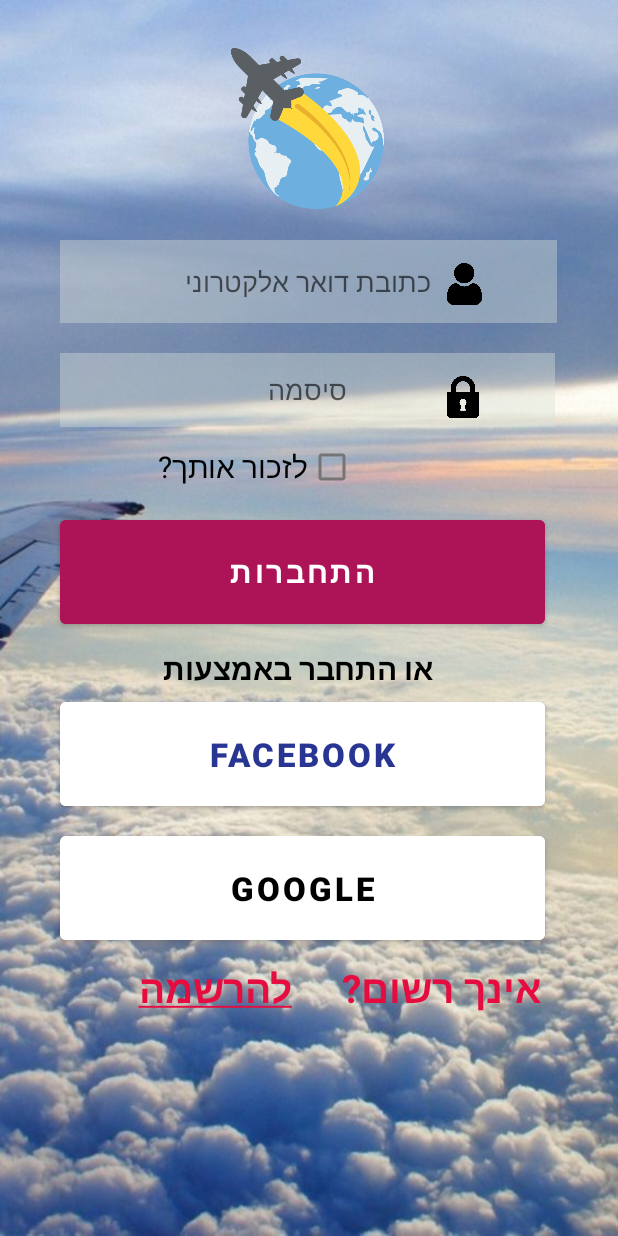
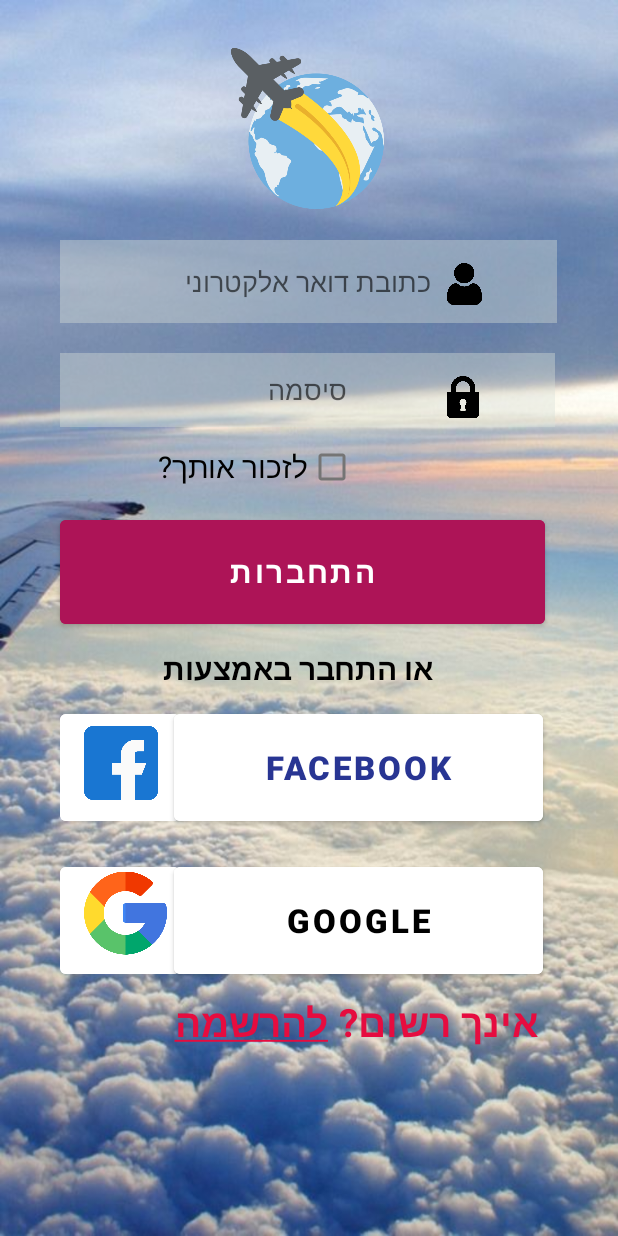
Before and after one commit to Itaysim7/Tripit-App, an Android app: the screen it shows after launch (userActivity), after a tap on "משתמש", on a phone screen of 412 x 824 dp. Run offline under Robolectric (Android 15) with nearby library versions, the phone set to English and light mode, and no system bars; our stand-ins replace Firebase (no records; nobody signed in at launch, a user with empty details on screens opened directly); libraries missing offline, so code that uses them is left out: com.facebook, com.facebook.login; 5 statements that could not run were skipped.

Commit message:
change in modelpost

```diff
--- a/app/src/main/java/com/example/myapplication/AdminHomeActivity.java
+++ b/app/src/main/java/com/example/myapplication/AdminHomeActivity.java
@@ -85,8 +85,8 @@ public class AdminHomeActivity extends AppCompatActivity implements View.OnClick
                 holder.list_departure_date.setText("תאריך יציאה: "+model.getDeparture_date());
                 holder.list_return_date.setText("תאריך חזרה: "+model.getReturn_date());
                 holder.list_destination.setText("יעד: "+model.getDestination());
-                holder.list_age.setText("גיל: "+model.getAge());
-                holder.list_gender.setText("מין: "+model.getGender());
+                holder.list_age.setText("גיל השותף: "+model.getAge());
+                holder.list_gender.setText("מין השותף: "+model.getGender());
                 holder.list_description.setText("תיאור: "+model.getDescription());
                 holder.list_type.setText("מטרות הטיול: "+model.getType_trip());
             }
--- a/app/src/main/java/com/example/myapplication/ApprovePostsActivity.java
+++ b/app/src/main/java/com/example/myapplication/ApprovePostsActivity.java
@@ -98,7 +98,7 @@ public class ApprovePostsActivity extends AppCompatActivity {
                 holder.yes_txt.setOnClickListener(new View.OnClickListener() {
                     @Override
                     public void onClick(View v) {
-                        model.setApproved(1);
+                        model.setApproval(1);
                         db.collection("Posts").document(model.getId()).set(model);
                     }
                 });
--- a/app/src/main/java/com/example/myapplication/homePage.java
+++ b/app/src/main/java/com/example/myapplication/homePage.java
@@ -177,7 +177,6 @@ public class homePage extends AppCompatActivity {
             finish();
             Intent intent = new Intent(getApplicationContext(), welcomeActivity.class);
             startActivity(intent);
-
         }
         return super.onOptionsItemSelected(item);
     }
--- a/app/src/main/res/layout/activity_user.xml
+++ b/app/src/main/res/layout/activity_user.xml
@@ -67,7 +67,7 @@
         android:id="@+id/register"
         android:layout_width="wrap_content"
         android:layout_height="wrap_content"
-        android:layout_marginStart="52dp"
+        android:layout_marginStart="0dp"
         android:layout_marginTop="8dp"
         android:text="@string/action_register"
         android:textColor="#E60C3F"
@@ -80,7 +80,7 @@
         android:id="@+id/notRegister"
         android:layout_width="wrap_content"
         android:layout_height="wrap_content"
-        android:layout_marginStart="188dp"
+        android:layout_marginStart="110dp"
         android:layout_marginTop="8dp"
         android:text="@string/not_register"
         android:textColor="#E60C3F"
@@ -104,12 +104,13 @@
         app:layout_constraintStart_toStartOf="@+id/password"
         app:layout_constraintTop_toBottomOf="@+id/password" />
     <!--Button for facebook-->
+    <!--Button for google-->
     <Button
         android:id="@+id/buttonForFacebook"
-        android:layout_width="323dp"
-        android:layout_height="81dp"
-        android:layout_marginStart="0dp"
-        android:layout_marginTop="40dp"
+        android:layout_width="246dp"
+        android:layout_height="83dp"
+        android:layout_marginStart="76dp"
+        android:layout_marginTop="48dp"
         android:backgroundTint="@color/white"
         android:text="@string/facebook"
         android:textColor="#283593"
@@ -117,20 +118,44 @@
         android:textStyle="bold"
         app:layout_constraintStart_toStartOf="@+id/login"
         app:layout_constraintTop_toBottomOf="@+id/login" />
-    <!--Button for google-->
+    <Button
+        android:id="@+id/white_btn_for_facebook"
+        android:layout_width="80dp"
+        android:layout_height="83dp"
+        android:backgroundTint="@color/white"
+        android:layout_marginTop="48dp"
+        android:enabled="false"
+        tools:layout_editor_absoluteX="29dp"
+        tools:layout_editor_absoluteY="458dp"
+        app:layout_constraintStart_toStartOf="@+id/login"
+        app:layout_constraintTop_toBottomOf="@+id/login"/>
+
     <Button
         android:id="@+id/buttonForGoogle"
-        android:layout_width="323dp"
-        android:layout_height="81dp"
-        android:layout_marginTop="8dp"
+        android:layout_width="246dp"
+        android:layout_height="83dp"
+        android:layout_marginStart="76dp"
+        android:layout_marginTop="150dp"
         android:backgroundTint="@color/white"
         android:enabled="true"
         android:text="@string/Google"
         android:textColor="@color/black"
         android:textSize="22dp"
         android:textStyle="bold"
-        app:layout_constraintStart_toStartOf="@+id/buttonForFacebook"
-        app:layout_constraintTop_toBottomOf="@+id/buttonForFacebook" />
+        app:layout_constraintStart_toStartOf="@+id/login"
+        app:layout_constraintTop_toBottomOf="@+id/login" />
+
+    <Button
+        android:id="@+id/white_btn_for_google"
+        android:layout_width="80dp"
+        android:layout_height="83dp"
+        android:backgroundTint="@color/white"
+        android:layout_marginTop="150dp"
+        android:enabled="false"
+        tools:layout_editor_absoluteX="29dp"
+        tools:layout_editor_absoluteY="458dp"
+        app:layout_constraintStart_toStartOf="@+id/white_btn_for_facebook"
+        app:layout_constraintTop_toBottomOf="@+id/login"/>
 
     <CheckBox
         android:id="@+id/checkBox"
@@ -175,24 +200,26 @@
         app:srcCompat="@drawable/lock" />
 
     <!--facebook image-->
+
+    <!--google image-->
+
     <ImageView
         android:id="@+id/facebook"
         android:layout_width="49dp"
         android:layout_height="65dp"
         android:layout_marginStart="16dp"
-        android:layout_marginTop="8dp"
-        app:layout_constraintStart_toStartOf="@+id/buttonForFacebook"
-        app:layout_constraintTop_toTopOf="@+id/buttonForFacebook"
+        android:layout_marginTop="135dp"
+        app:layout_constraintStart_toStartOf="@+id/login"
+        app:layout_constraintTop_toTopOf="@+id/login"
         app:srcCompat="@drawable/facebook" />
 
-    <!--google image-->
     <ImageView
         android:id="@+id/google"
         android:layout_width="55dp"
         android:layout_height="57dp"
         android:layout_marginStart="16dp"
         android:layout_marginTop="8dp"
-        app:layout_constraintStart_toStartOf="@+id/buttonForGoogle"
+        app:layout_constraintStart_toStartOf="@+id/login"
         app:layout_constraintTop_toTopOf="@+id/buttonForGoogle"
         app:srcCompat="@drawable/google" />
 
@@ -213,4 +240,6 @@
         app:layout_constraintVertical_bias="0.3" />
 
 
+
+
 </androidx.constraintlayout.widget.ConstraintLayout>
```
Also changed, not shown: app/src/main/java/com/example/myapplication/CreatePost.java (+17 -13 lines), app/src/main/java/com/example/myapplication/PostsModel.java (+68 -36 lines), app/src/main/java/com/example/myapplication/ProfileActivity.java (+36 -30 lines), app/src/main/java/com/example/myapplication/SearchPostActivity.java (+16 -1 lines), app/src/main/res/layout/list_items_to_approve.xml (+18 -18 lines).
